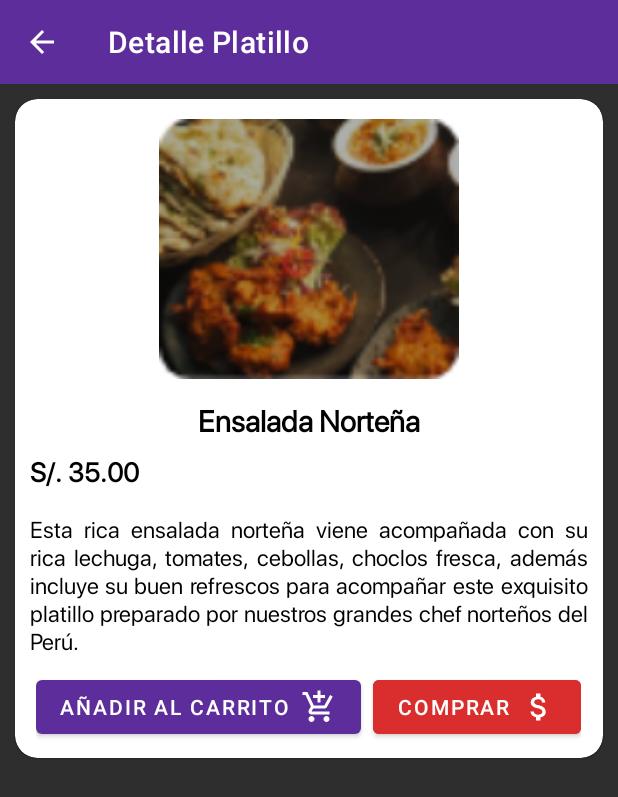
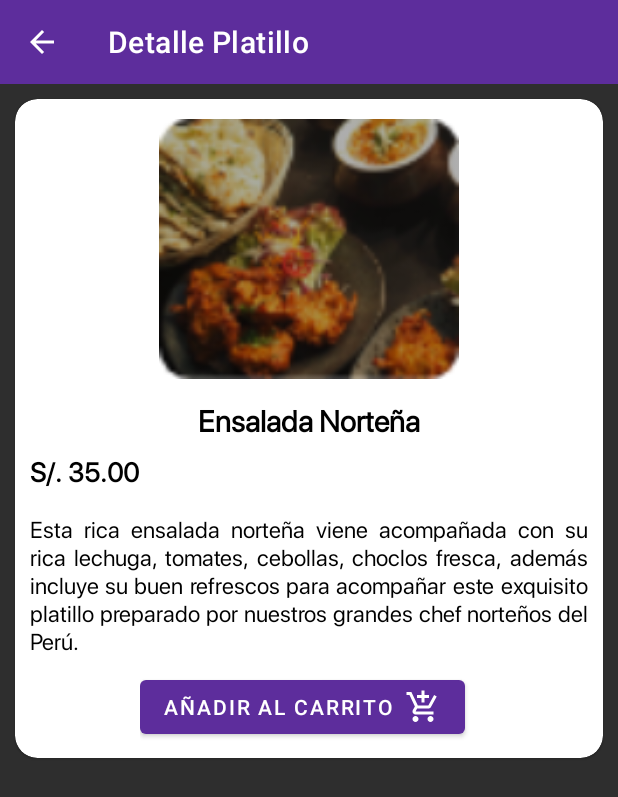
Before and after one commit to ErickG-afk/PlatillosVoladoresApp, an Android app: the DetallePlatoActivity screen opened directly, with no data from a screen before it, on a phone screen of 412 x 824 dp. Shown: the top 797 px of the screen. Run offline under Robolectric (Android 15) with nearby library versions, the phone set to English and light mode, and no system bars; our stand-ins replace Picasso; libraries missing offline, so code that uses them is left out: cn.pedant; pictures from the network do not load.

Commit message:
Bug fixes 2

```diff
--- a/app/src/main/java/com/example/platillosvoladoresapp/activity/ui/DetallePlatoActivity.java
+++ b/app/src/main/java/com/example/platillosvoladoresapp/activity/ui/DetallePlatoActivity.java
@@ -52,7 +52,7 @@ public class DetallePlatoActivity extends AppCompatActivity {
         });
         this.imgPlatilloDetalle = findViewById(R.id.imgPlatilloDetalle);
         this.btnAgregarCarrito = findViewById(R.id.btnAgregarCarrito);
-        this.btnComprar = findViewById(R.id.btnComprar);
+//        this.btnComprar = findViewById(R.id.btnComprar);
         this.tvNamePlatilloDetalle = findViewById(R.id.tvNamePlatilloDetalle);
         this.tvPrecioPlatilloDetalle = findViewById(R.id.tvPrecioPlatilloDetalle);
         this.tvDescripcionPlatilloDetalle = findViewById(R.id.tvDescripcionPlatilloDetalle);
--- a/app/src/main/java/com/example/platillosvoladoresapp/adapter/CarritoComprasAdapter.java
+++ b/app/src/main/java/com/example/platillosvoladoresapp/adapter/CarritoComprasAdapter.java
@@ -70,7 +70,7 @@ public class CarritoComprasAdapter extends RecyclerView.Adapter<CarritoComprasAd
         }
         public void setItem(final DetallePedido dp) {
             this.tvNombrePlatilloDC.setText(dp.getPlatillo().getNombre());
-            this.tvPrecioPDC.setText(String.format(Locale.ENGLISH, "S/%.2f", dp.getPrecio()));
+            this.tvPrecioPDC.setText(String.format(Locale.FRENCH, "%.2f €", dp.getPrecio()));
             int cant = dp.getCantidad();
             this.edtCantidad.setText(Integer.toString(cant));
             String url = ConfigApi.dataB_URL + "/api/documento-almacenado/download/" + dp.getPlatillo().getFoto().getFileName();
--- a/app/src/main/res/layout/activity_detalle_plato.xml
+++ b/app/src/main/res/layout/activity_detalle_plato.xml
@@ -119,13 +119,7 @@
                                 android:drawableEnd="@drawable/ic_add_shop"
                                 android:text="@string/add_shop" />
 
-                            <com.google.android.material.button.MaterialButton
-                                android:id="@+id/btnComprar"
-                                android:layout_width="wrap_content"
-                                android:layout_height="wrap_content"
-                                android:backgroundTint="#DA2E2E"
-                                android:drawableEnd="@drawable/ic_money"
-                                android:text="@string/comprar_p" />
+
                         </LinearLayout>
                     </LinearLayout>
                 </com.google.android.material.card.MaterialCardView>
--- a/app/src/main/res/layout/item_platillos_carrito.xml
+++ b/app/src/main/res/layout/item_platillos_carrito.xml
@@ -81,7 +81,7 @@
                         android:layout_height="wrap_content"
                         android:layout_alignParentStart="true"
                         android:fontFamily="@font/san_francisco"
-                        android:text="S/. 20.00"
+                        android:text="20.00 €"
                         android:textColor="#302E2E"
                         android:textSize="16sp"
                         android:textStyle="bold" />
```
Also changed, not shown: app/src/main/res/layout/activity_detalle_platillo.xml (+1 -9 lines).
